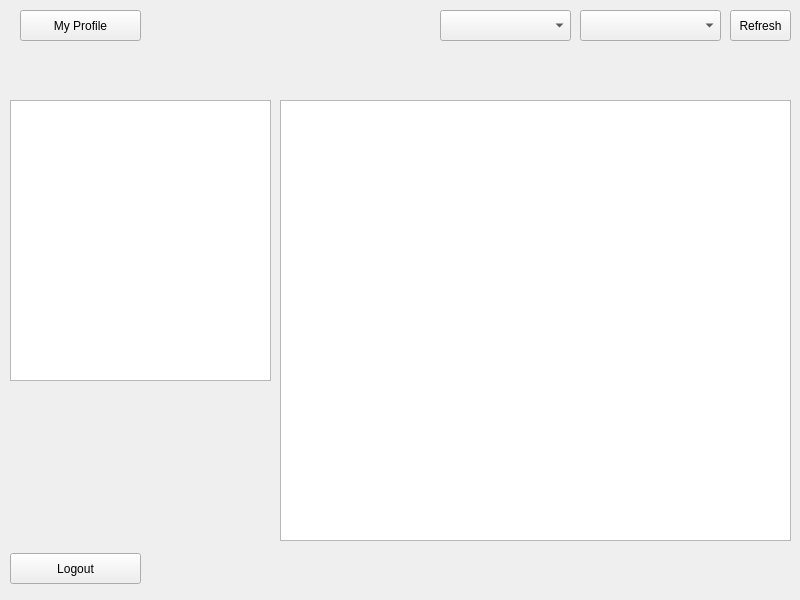
Qt form TeamFinder/mainscreen.ui (TeamUp-Bummers/TeamFinder) before a commit.
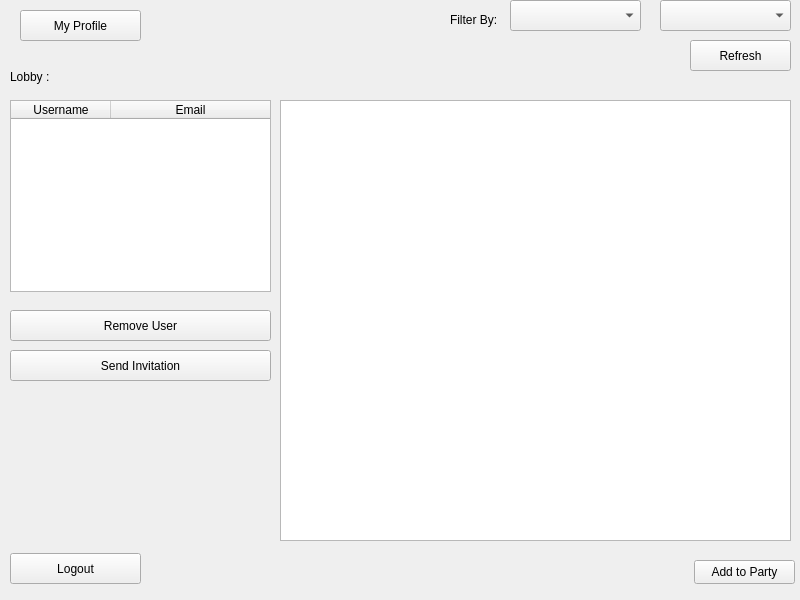
The same form after that commit.

Commit message: Implement User Lobby System

What changed in the file:
```diff
--- a/TeamFinder/mainscreen.ui
+++ b/TeamFinder/mainscreen.ui
@@ -68,9 +68,9 @@
    <widget class="QPushButton" name="pushButton_3">
     <property name="geometry">
      <rect>
-      <x>730</x>
-      <y>10</y>
-      <width>61</width>
+      <x>690</x>
+      <y>40</y>
+      <width>101</width>
       <height>31</height>
      </rect>
     </property>
@@ -81,8 +81,8 @@
    <widget class="QComboBox" name="game">
     <property name="geometry">
      <rect>
-      <x>440</x>
-      <y>10</y>
+      <x>510</x>
+      <y>0</y>
       <width>131</width>
       <height>31</height>
      </rect>
@@ -94,9 +94,9 @@
    <widget class="QComboBox" name="rank">
     <property name="geometry">
      <rect>
-      <x>580</x>
-      <y>10</y>
-      <width>141</width>
+      <x>660</x>
+      <y>0</y>
+      <width>131</width>
       <height>31</height>
      </rect>
     </property>
@@ -104,14 +104,124 @@
      <string>Rank</string>
     </property>
    </widget>
-   <widget class="QTableView" name="tableView_2">
+   <widget class="QPushButton" name="addToParty">
+    <property name="geometry">
+     <rect>
+      <x>694</x>
+      <y>560</y>
+      <width>101</width>
+      <height>24</height>
+     </rect>
+    </property>
+    <property name="text">
+     <string>Add to Party</string>
+    </property>
+   </widget>
+   <widget class="QLabel" name="label">
+    <property name="geometry">
+     <rect>
+      <x>10</x>
+      <y>60</y>
+      <width>183</width>
+      <height>34</height>
+     </rect>
+    </property>
+    <property name="styleSheet">
+     <string notr="true"/>
+    </property>
+    <property name="text">
+     <string>Lobby :</string>
+    </property>
+    <property name="alignment">
+     <set>Qt::AlignJustify|Qt::AlignVCenter</set>
+    </property>
+   </widget>
+   <widget class="QTableWidget" name="tableWidget">
     <property name="geometry">
      <rect>
       <x>10</x>
       <y>100</y>
       <width>261</width>
-      <height>281</height>
+      <height>192</height>
      </rect>
+    </property>
+    <property name="styleSheet">
+     <string notr="true">QTableWidget{
+outline:none;
+}
+QTableWidget::item:selected:focus 
+{
+ background:#0078D7;
+ }
+
+QTableWidget::item:!selected:focus
+ { 
+background:transparent;
+ }</string>
+    </property>
+    <attribute name="horizontalHeaderStretchLastSection">
+     <bool>true</bool>
+    </attribute>
+    <attribute name="verticalHeaderVisible">
+     <bool>false</bool>
+    </attribute>
+    <attribute name="verticalHeaderStretchLastSection">
+     <bool>false</bool>
+    </attribute>
+    <column>
+     <property name="text">
+      <string>Username</string>
+     </property>
+    </column>
+    <column>
+     <property name="text">
+      <string>Email</string>
+     </property>
+    </column>
+   </widget>
+   <widget class="QPushButton" name="deleteUser">
+    <property name="enabled">
+     <bool>true</bool>
+    </property>
+    <property name="geometry">
+     <rect>
+      <x>10</x>
+      <y>310</y>
+      <width>261</width>
+      <height>31</height>
+     </rect>
+    </property>
+    <property name="text">
+     <string>Remove User</string>
+    </property>
+   </widget>
+   <widget class="QLabel" name="label_2">
+    <property name="geometry">
+     <rect>
+      <x>450</x>
+      <y>10</y>
+      <width>101</width>
+      <height>20</height>
+     </rect>
+    </property>
+    <property name="text">
+     <string>Filter By:</string>
+    </property>
+   </widget>
+   <widget class="QPushButton" name="sendInvite">
+    <property name="enabled">
+     <bool>true</bool>
+    </property>
+    <property name="geometry">
+     <rect>
+      <x>10</x>
+      <y>350</y>
+      <width>261</width>
+      <height>31</height>
+     </rect>
+    </property>
+    <property name="text">
+     <string>Send Invitation</string>
     </property>
    </widget>
   </widget>
```
Left out of the diff: 5 changed lines with no effect on the pictures. The commit also changes 6 other files.
